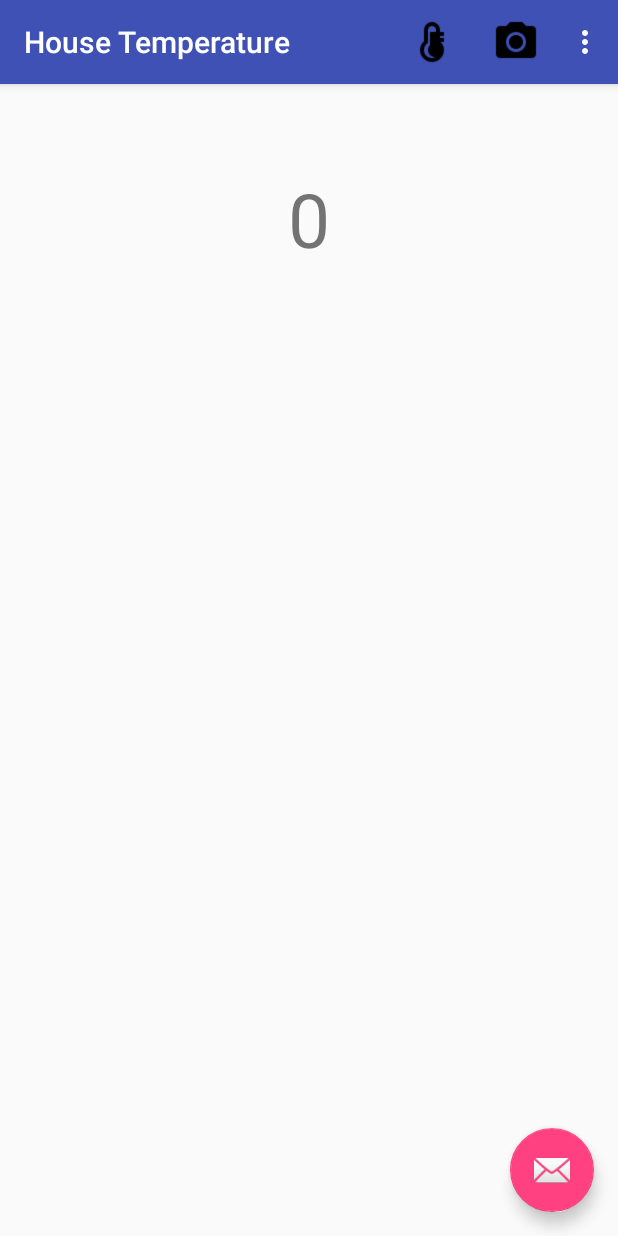
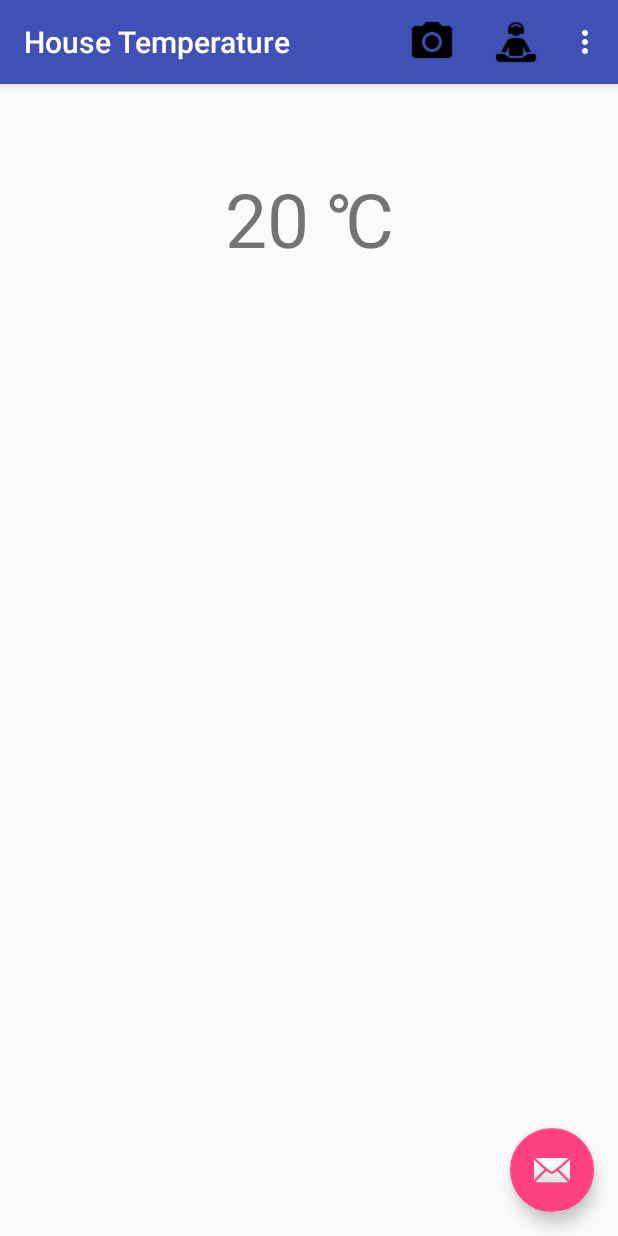
Before and after one commit to CST2335AndroidTeam/Team, an Android app: the HouseTemp screen opened directly, with no data from a screen before it, on a phone screen of 412 x 824 dp. Run offline under Robolectric (Android 15) with nearby library versions, the phone set to English and light mode, and no system bars.

Commit message:
update houseTemp setting

```diff
--- a/app/src/main/java/com/example/yu/team_project_1/HouseTemp.java
+++ b/app/src/main/java/com/example/yu/team_project_1/HouseTemp.java
@@ -2,8 +2,10 @@ package com.example.yu.team_project_1;
 
 import android.app.Activity;
 import android.app.Dialog;
+import android.content.Context;
 import android.content.DialogInterface;
 import android.content.Intent;
+import android.content.SharedPreferences;
 import android.os.Bundle;
 import android.support.design.widget.FloatingActionButton;
 import android.support.design.widget.Snackbar;
@@ -21,11 +23,10 @@ import android.widget.NumberPicker;
 import android.widget.TextView;
 import android.widget.Toast;
 
-import static android.R.id.message;
-import static com.example.yu.team_project_1.R.string.set;
 
 public class HouseTemp extends AppCompatActivity{
     TextView tempCur;
+    private static String FILENAME ="FileName";
 
     @Override
     protected void onCreate(Bundle savedInstanceState) {
@@ -42,7 +43,8 @@ public class HouseTemp extends AppCompatActivity{
                         .setAction("Action", null).show();
             }
         });
-        tempCur = (TextView)findViewById(R.id.cur_temp);
+
+
 
     }
     public boolean onCreateOptionsMenu (Menu m){
@@ -52,6 +54,7 @@ public class HouseTemp extends AppCompatActivity{
 
     //responds to one of the items being selected
     public boolean onOptionsItemSelected(MenuItem mi){
+        tempCur = (TextView)findViewById(R.id.cur_temp);
         int id = mi.getItemId();
         switch(id){
             case R.id.t1:
@@ -63,6 +66,11 @@ public class HouseTemp extends AppCompatActivity{
                     @Override
                     public void onValueChange(NumberPicker picker, int oldVal, int newVal) {
                         tempCur.setText((newVal + " \u2103"));
+                        SharedPreferences pre = getSharedPreferences(FILENAME,Context.MODE_PRIVATE) ;
+                        SharedPreferences.Editor editor = pre.edit();
+                        editor.putString("Default",tempCur.getText().toString() );
+                        editor.commit();
+
                     }
                 });
                 AlertDialog.Builder builder2 = new AlertDialog.Builder(this).setView(numberPicker);
@@ -87,19 +95,35 @@ public class HouseTemp extends AppCompatActivity{
 
                 break;
             case R.id.t2:
-                //TODO: Setting device vibrate
+                //TODO: take a photo
 
 
                 break;
+
             case R.id.t3:
-                //TODO: Display team information
 
-                Toast toast3 = Toast.makeText(HouseTemp.this , "Version 1.0, by Yu Wang", Toast.LENGTH_SHORT);
+                Snackbar.make(findViewById(R.id.toolbar), "Snack Bar use", Snackbar.LENGTH_LONG)
+                        .setAction("Action", null).show();
+
+                break;
+            case R.id.t4:
+
+                Toast toast3 = Toast.makeText(HouseTemp.this , "Version 2.2.2 , by Yu Wang", Toast.LENGTH_SHORT);
                 toast3.show();
                 break;
         }
         return true;
     }
 
+    @Override
+    public void onStart(){
+        super.onStart();
+        // save data to the context, think about Scanner(System.in)
+        SharedPreferences prs = getSharedPreferences(FILENAME, Context.MODE_PRIVATE);
+        tempCur = (TextView)findViewById(R.id.cur_temp);
+        String defaultTemp = prs.getString("Default", "20 \u2103");
+        tempCur.setText(defaultTemp);
+    }
+
 
 }
--- a/app/src/main/res/menu/temp.xml
+++ b/app/src/main/res/menu/temp.xml
@@ -14,8 +14,14 @@
         app:showAsAction="always" />
 
     <item android:id="@+id/t3"
+        android:title="@string/temp_sub3"
+        android:icon="@drawable/bar"
+        android:orderInCategory="302"
+        app:showAsAction="always" />
+
+    <item android:id="@+id/t4"
         android:title="@string/about"
-        android:orderInCategory="404"
+        android:orderInCategory="504"
         app:showAsAction="never" />
 
 </menu>
--- a/app/src/main/res/values/strings.xml
+++ b/app/src/main/res/values/strings.xml
@@ -29,6 +29,7 @@
 
     <string name="temp_sub1">tempToolbarSub1</string>
     <string name="temp_sub2">tempToolbarSub2</string>
+    <string name="temp_sub3">tempToolbarSub3</string>
     <string name="weather">weather</string>
     <string name="vibrate">vibrate</string>
 
```
Also changed, not shown: app/src/main/res/drawable/bar.png (added).
